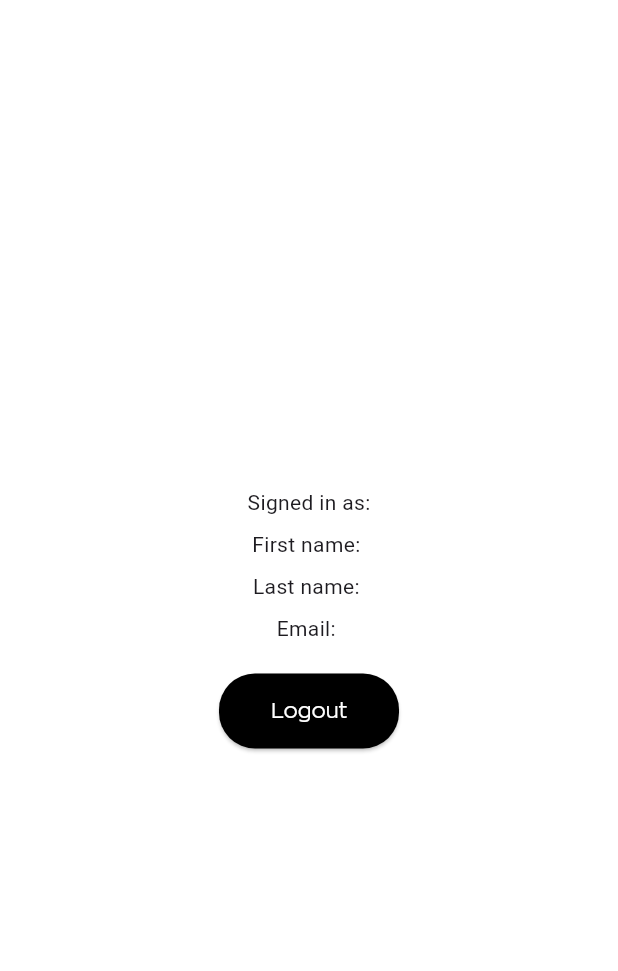
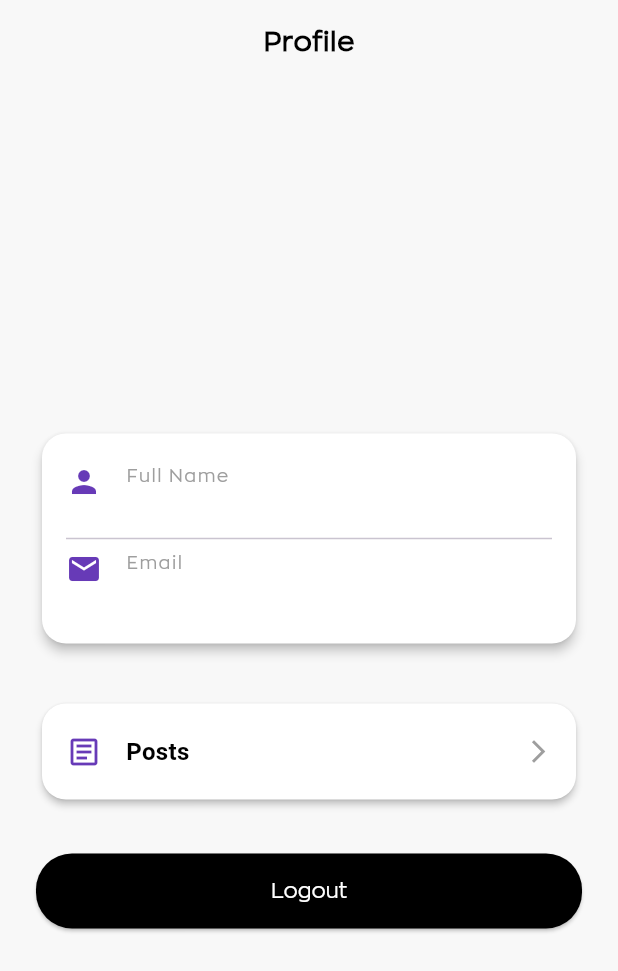
Before and after one commit to KostasPe15/TrashHunter, a Flutter app: the ProfilePage screen opened directly, on a phone screen of 412 x 824 dp. Shown: the top 971 px of the screen. Run offline on Flutter 3.47's test engine with Material 3 defaults, Android fonts, the phone set to English and light mode, and no system bars; our stand-ins replace cloud_firestore, firebase_auth, firebase_core, google_maps_flutter; accounts and stored records are empty; network calls fail; statements that could not run were skipped.

Commit message:
applied some changes

```diff
--- /dev/null
+++ b/trash_hunter/lib/Constants/posts_card.dart
@@ -0,0 +1,40 @@
+import 'package:flutter/material.dart';
+
+class PostsCard extends StatelessWidget {
+  final VoidCallback onTap;
+
+  const PostsCard({super.key, required this.onTap});
+
+  @override
+  Widget build(BuildContext context) {
+    return InkWell(
+      onTap: onTap,
+      borderRadius: BorderRadius.circular(16),
+      child: Card(
+        shape: RoundedRectangleBorder(borderRadius: BorderRadius.circular(16)),
+        color: Colors.white,
+        elevation: 2,
+        child: Padding(
+          padding: const EdgeInsets.symmetric(vertical: 20, horizontal: 16),
+          child: Row(
+            children: [
+              const Icon(Icons.article_outlined, color: Colors.deepPurple),
+              const SizedBox(width: 16),
+              const Expanded(
+                child: Text(
+                  'Posts',
+                  style: TextStyle(
+                    fontSize: 16,
+                    fontWeight: FontWeight.w600,
+                    color: Colors.black,
+                  ),
+                ),
+              ),
+              const Icon(Icons.arrow_forward_ios, color: Colors.grey, size: 18),
+            ],
+          ),
+        ),
+      ),
+    );
+  }
+}
--- /dev/null
+++ b/trash_hunter/lib/Constants/user_info_card.dart
@@ -0,0 +1,60 @@
+import 'package:flutter/material.dart';
+import 'package:trash_hunter/Constants/TextsStyles/body_texts.dart';
+
+class UserInfoCard extends StatelessWidget {
+  final String fullName;
+  final String email;
+
+  const UserInfoCard({
+    super.key,
+    required this.fullName,
+    required this.email,
+  });
+
+  @override
+  Widget build(BuildContext context) {
+    return Card(
+      shape: RoundedRectangleBorder(borderRadius: BorderRadius.circular(16)),
+      color: Colors.white,
+      elevation: 3,
+      child: Padding(
+        padding: const EdgeInsets.symmetric(vertical: 20, horizontal: 16),
+        child: Column(
+          children: [
+            _buildProfileItem(Icons.person, "Full Name", fullName),
+            const Divider(),
+            _buildProfileItem(Icons.email, "Email", email),
+          ],
+        ),
+      ),
+    );
+  }
+
+  Widget _buildProfileItem(IconData icon, String label, String value) {
+    return Row(
+      crossAxisAlignment: CrossAxisAlignment.start,
+      children: [
+        Icon(icon, color: Colors.deepPurple),
+        const SizedBox(width: 16),
+        Expanded(
+          child: Column(
+            crossAxisAlignment: CrossAxisAlignment.start,
+            children: [
+              BodyTexts(
+                text: label,
+                type: BodyTextType.s,
+                color: Colors.grey,
+              ),
+              const SizedBox(height: 4),
+              BodyTexts(
+                text: value,
+                type: BodyTextType.l,
+                color: Colors.black,
+              ),
+            ],
+          ),
+        )
+      ],
+    );
+  }
+}
--- a/trash_hunter/lib/Pages/login_page.dart
+++ b/trash_hunter/lib/Pages/login_page.dart
@@ -1,5 +1,6 @@
 import 'package:firebase_auth/firebase_auth.dart';
 import 'package:flutter/material.dart';
+import 'package:trash_hunter/Constants/notifiers.dart';
 import 'package:trash_hunter/Pages/signup_page.dart';
 import 'package:trash_hunter/widget_tree.dart';
 import '../Constants/Buttons/primary_button.dart';
@@ -34,6 +35,8 @@ class _LoginPageState extends State<LoginPage> {
         email: _emailController.text.trim(),
         password: _passwordController.text.trim(),
       );
+      selectedPageNotifier.value = 0;// ΓΙΑ ΝΑ ΜΑΣ ΠΑΕΙ ΠΑΝΤΑ ΣΤΟ feed page ΟΤΑΝ ΑΠΟΣΥΝΔΕΟΜΑΣΤΕ ΚΑΙ ΞΑΝΑΣΥΝΔΕΟΜΑΣΤΕ
+
       Navigator.pushReplacement(
         context,
         MaterialPageRoute(
--- /dev/null
+++ b/trash_hunter/lib/Pages/posts_page.dart
@@ -0,0 +1,13 @@
+import 'package:flutter/material.dart';
+
+class PostsPage extends StatelessWidget {
+  const PostsPage({super.key});
+
+  @override
+  Widget build(BuildContext context) {
+    return Scaffold(
+      appBar: AppBar(title: const Text('Posts')),
+      body: const Center(child: Text('Your posts will appear here')),
+    );
+  }
+}
--- a/trash_hunter/lib/Pages/profile_page.dart
+++ b/trash_hunter/lib/Pages/profile_page.dart
@@ -1,7 +1,12 @@
 import 'package:cloud_firestore/cloud_firestore.dart';
 import 'package:firebase_auth/firebase_auth.dart';
 import 'package:flutter/material.dart';
+import 'package:trash_hunter/Constants/TextsStyles/body_texts.dart';
+import 'package:trash_hunter/Constants/TextsStyles/heading_texts.dart';
+import 'package:trash_hunter/Constants/posts_card.dart';
+import 'package:trash_hunter/Constants/user_info_card.dart';
 import 'package:trash_hunter/Pages/login_page.dart';
+import 'package:trash_hunter/Pages/posts_page.dart';
 import '../Constants/Buttons/primary_button.dart';
 
 class ProfilePage extends StatefulWidget {
@@ -15,9 +20,13 @@ class _ProfilePageState extends State<ProfilePage> {
   final FirebaseAuth auth = FirebaseAuth.instance;
   final FirebaseFirestore firestore = FirebaseFirestore.instance;
 
+  final TextEditingController _nameController = TextEditingController();
+  final TextEditingController _emailController = TextEditingController();
+
   String? firstName;
   String? lastName;
-  String? email;
+
+  bool _isLoading = true;
 
   @override
   void initState() {
@@ -26,6 +35,8 @@ class _ProfilePageState extends State<ProfilePage> {
   }
 
   Future<void> getUserData() async {
+    setState(() => _isLoading = true);
+
     final user = auth.currentUser;
     if (user == null) return;
 
@@ -36,44 +47,68 @@ class _ProfilePageState extends State<ProfilePage> {
       setState(() {
         firstName = data?['first_name'];
         lastName = data?['last_name'];
-        email = user.email;
-      });
-    } else {
-      setState(() {
-        firstName = 'Unknown';
-        email = user.email ?? 'Unknown';
+        _nameController.text = "${firstName ?? ''} ${lastName ?? ''}";
+        _emailController.text = user.email ?? '';
       });
     }
+
+    setState(() => _isLoading = false);
   }
 
   @override
   Widget build(BuildContext context) {
     return Scaffold(
-      backgroundColor: Colors.white,
-      body: Center(
+      backgroundColor: const Color(0xFFF8F8F8),
+      appBar: AppBar(
+        backgroundColor: Colors.transparent,
+        elevation: 0,
+        title: Center(
+            child: const HeadingTexts(
+          text: 'Profile',
+          type: HeadingType.h2,
+          color: Colors.black,
+        )),
+      ),
+      body: _isLoading
+          ? const Center(
+              child: CircularProgressIndicator(
+                color: Colors.deepPurple,
+              ),
+            )
+          : Center(
+              child: SingleChildScrollView(
+                padding:
+                    const EdgeInsets.symmetric(horizontal: 24, vertical: 16),
                 child: Column(
-          mainAxisSize: MainAxisSize.min,
+                  mainAxisAlignment: MainAxisAlignment.center,
                   children: [
-            Text("Signed in as:"),
-            const SizedBox(height: 8),
-            Text("First name: ${firstName}"),
-            const SizedBox(height: 8),
-            Text("Last name: ${lastName}"),
-            const SizedBox(height: 8),
-            Text("Email: ${email}"),
-            const SizedBox(height: 20),
+                    const SizedBox(height: 24),
+                    UserInfoCard(
+                      fullName: _nameController.text,
+                      email: _emailController.text,
+                    ),
+                    const SizedBox(height: 32),
+                    PostsCard(
+                      onTap: () {
+                        Navigator.push(
+                          context,
+                          MaterialPageRoute(
+                            builder: (context) => const PostsPage(),
+                          ),
+                        );
+                      },
+                    ),
+                    const SizedBox(height: 32),
                     PrimaryButton(
                       text: 'Logout',
                       height: 50,
-              width: 120,
+                      width: double.infinity,
                       onPressed: () async {
                         await auth.signOut();
                         Navigator.pushReplacement(
                           context,
                           MaterialPageRoute(
-                    builder: (context) {
-                      return LoginPage();
-                    },
+                            builder: (context) => const LoginPage(),
                           ),
                         );
                       },
@@ -81,6 +116,35 @@ class _ProfilePageState extends State<ProfilePage> {
                   ],
                 ),
               ),
+            ),
+    );
+  }
+
+  Widget _buildProfileItem(IconData icon, String label, String value) {
+    return Row(
+      crossAxisAlignment: CrossAxisAlignment.start,
+      children: [
+        Icon(icon, color: Colors.deepPurple),
+        const SizedBox(width: 16),
+        Expanded(
+          child: Column(
+            crossAxisAlignment: CrossAxisAlignment.start,
+            children: [
+              BodyTexts(
+                text: label,
+                type: BodyTextType.s,
+                color: Colors.grey,
+              ),
+              const SizedBox(height: 4),
+              BodyTexts(
+                text: value,
+                type: BodyTextType.l,
+                color: Colors.black,
+              ),
+            ],
+          ),
+        )
+      ],
     );
   }
 }
```
Also changed, not shown: trash_hunter/lib/Widgets/navbar_widget.dart (+50 -28 lines), trash_hunter/firebase.json (added), trash_hunter/lib/firebase_options.dart (added), trash_hunter/pubspec.lock, 3 other files. Lines whose indentation alone changed are shown as unchanged.
